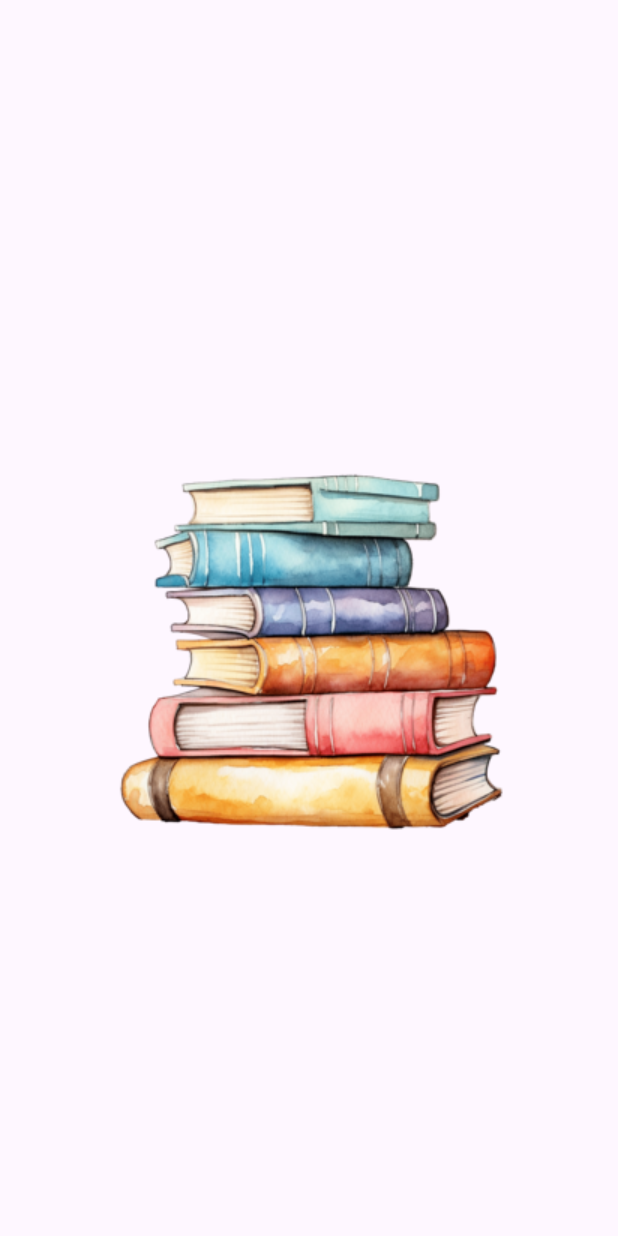
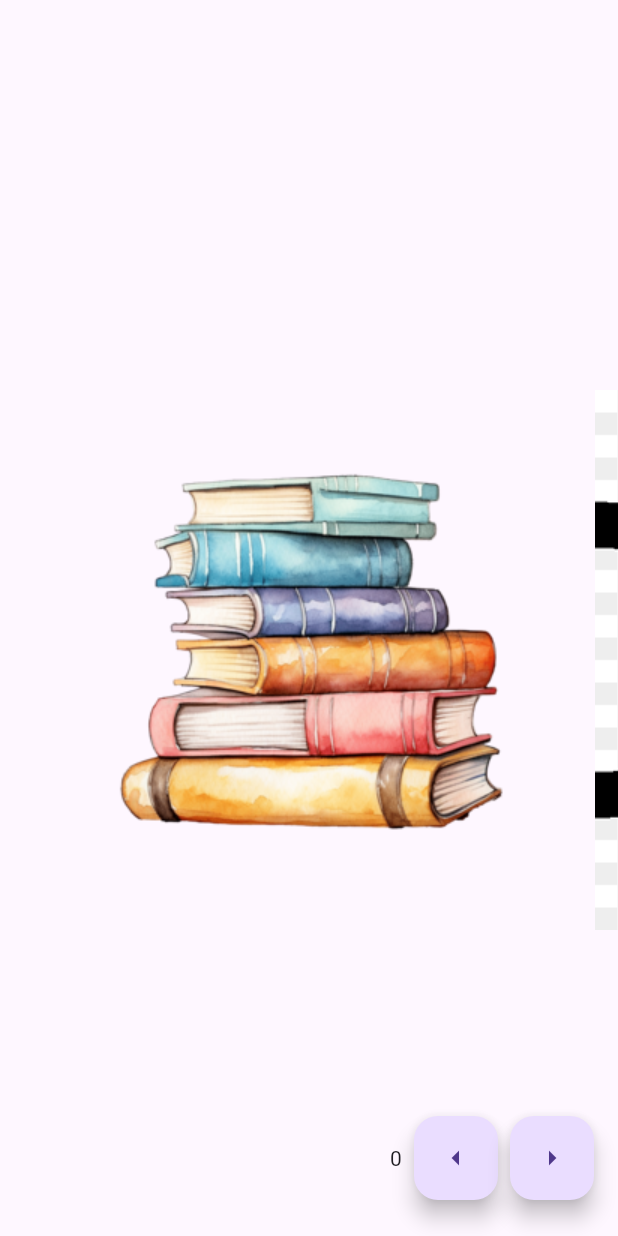
Before and after one commit to muameh/Flutter101, a Flutter app: the screen it shows after launch, on a phone screen of 412 x 824 dp. Run offline on Flutter 3.47's test engine with Material 3 defaults, Android fonts, the phone set to English and light mode, and no system bars.

Commit message:
pageIndex added

```diff
--- a/lib/101/page_view_learn.dart
+++ b/lib/101/page_view_learn.dart
@@ -1,19 +1,60 @@
 import 'package:flutter/material.dart';
+import 'package:serbest_calisma/product/project_images/ProjectImages.dart';
 
-class PageViewLearn extends StatelessWidget {
+class PageViewLearn extends StatefulWidget {
   const PageViewLearn({super.key});
+
+  @override
+  State<PageViewLearn> createState() => _PageViewLearnState();
+}
+
+class _PageViewLearnState extends State<PageViewLearn> {
+  final _pageController = PageController(viewportFraction: 0.9);
+
+  int _currentPageIndex = 0;
+
+  void _updatePageIndex(index) {
+    setState(() {
+      _currentPageIndex = index;
+    });
+  }
 
   @override
   Widget build(BuildContext context) {
     return Scaffold(
       appBar: AppBar(),
       body: PageView(
+        onPageChanged: _updatePageIndex,
+        controller: _pageController,
         children: const [
-          Image(
-              image: AssetImage(
-                  'assets/images/pngtree-watercolor-library-book-clip-art-png-image_10285452.png')),
-          Image(image: AssetImage("assets/images/workers.png")),
-          Image(image: AssetImage("assets/images/rows.png")),
+          Image(image: AssetImage(ProjectsImages.image_books)),
+          Image(image: AssetImage(ProjectsImages.image_rows)),
+          Image(image: AssetImage(ProjectsImages.image_workers)),
+        ],
+      ),
+      floatingActionButton: Row(
+        mainAxisAlignment: MainAxisAlignment.end,
+        children: [
+          Text(_currentPageIndex.toString()),
+          Padding(
+            padding: const EdgeInsets.all(8.0),
+            child: FloatingActionButton(
+              child: const Icon(Icons.arrow_left),
+              onPressed: () {
+                _pageController.previousPage(
+                    duration: const Duration(milliseconds: 200),
+                    curve: Curves.slowMiddle);
+              },
+            ),
+          ),
+          FloatingActionButton(
+            child: const Icon(Icons.arrow_right),
+            onPressed: () {
+              _pageController.nextPage(
+                  duration: const Duration(milliseconds: 200),
+                  curve: Curves.slowMiddle);
+            },
+          ),
         ],
       ),
     );
--- a/lib/101/statefull_learn.dart
+++ b/lib/101/statefull_learn.dart
@@ -1,6 +1,6 @@
 import 'package:flutter/material.dart';
 import 'package:serbest_calisma/101/counter_hello_button.dart';
-import 'package:serbest_calisma/product/language/language_items.dart';
+import 'package:serbest_calisma/product/projects_texts/ProjectsTexts.dart';
 
 class StatefullLearnState extends StatefulWidget {
   const StatefullLearnState({super.key});
--- a/lib/main.dart
+++ b/lib/main.dart
@@ -11,7 +11,7 @@ class MyApp extends StatelessWidget {
   // This widget is the root of your application.
   @override
   Widget build(BuildContext context) {
-    return const MaterialApp(
+    return MaterialApp(
       title: 'Flutter Demo',
       debugShowCheckedModeBanner: false,
       home: PageViewLearn(),
--- /dev/null
+++ b/lib/product/project_images/ProjectImages.dart
@@ -0,0 +1,6 @@
+class ProjectsImages {
+  static const String image_books =
+      'assets/images/pngtree-watercolor-library-book-clip-art-png-image_10285452.png';
+  static const String image_workers = 'assets/images/workers.png';
+  static const String image_rows = 'assets/images/rows.png';
+}
```
Also changed, not shown: lib/product/projects_texts/ProjectsTexts.dart (renamed from lib/product/language/language_items.dart).
